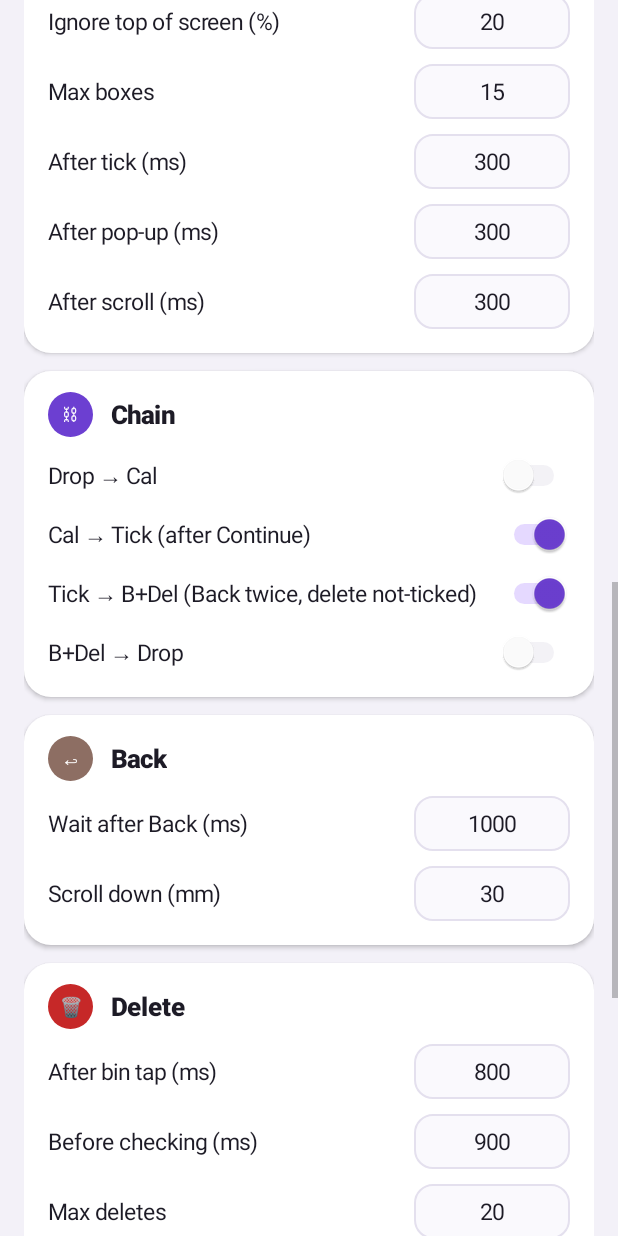
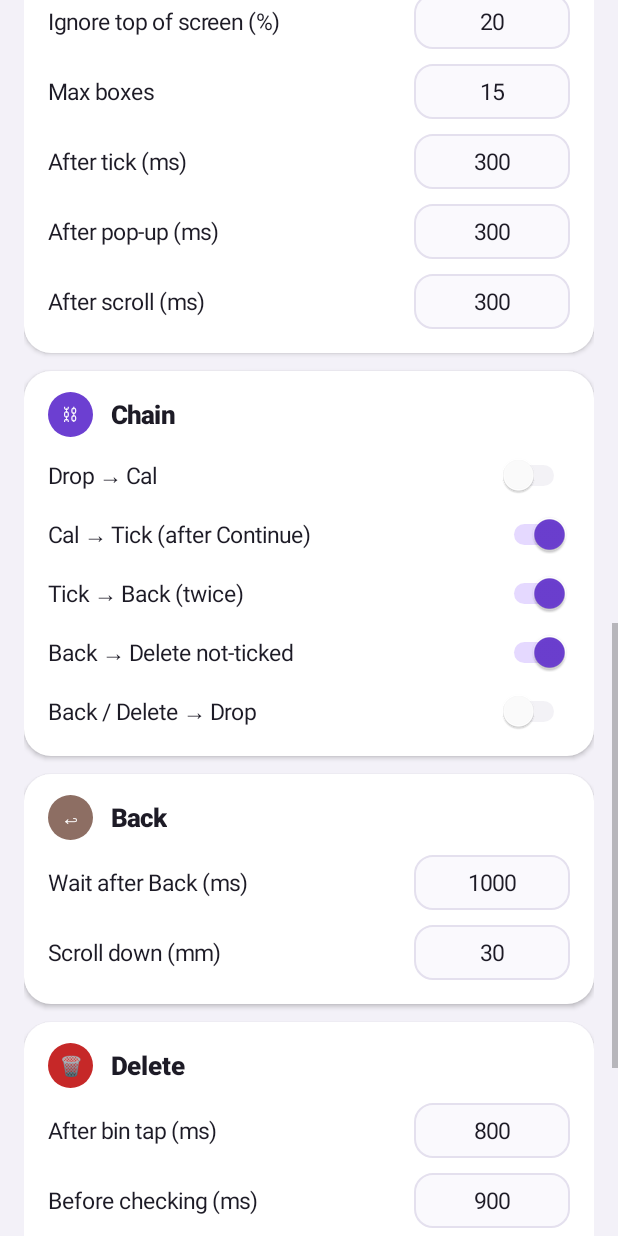
Before and after one commit to KunukuntlaGowtham/dummy, an Android app: the screen it shows after launch (MainActivity), scrolled down 1153 dp, on a phone screen of 412 x 824 dp. Run offline under Robolectric (Android 15) with nearby library versions, the phone set to English and light mode, and no system bars.

Commit message:
Back and Del buttons with a link; faster Delete with screen sharing; testing removed
- Floating buttons: "↩↩ Back" (Back twice) and "🗑 Del" (delete the
  not-ticked rows on the page you are on). Tap either again to stop.
- Chain: "Tick → Back (twice)" and "Back → Delete not-ticked", both on
  by default (so Tick -> Back -> Delete as before, and the Back button
  alone also deletes after); "Back / Delete → Drop" as before.
- Faster Delete: with screen sharing on, each wait (after the dustbin
  tap, after each pop-up button, before checking, after a scroll) ends
  as soon as the screen has changed and then held still for two looks
  in a row (a small 48x48 sample of the shared screen, every 90 ms); the
  set times are then only the most it waits. Between two pop-ups it
  takes one more look before deciding there is no second one. Without
  screen sharing the waits are as before.
- Removed the testing tools: the typed not-ticked list and Dummy delete.

Co-Authored-By: Claude Opus 5.5 <noreply@anthropic.com>
Claude-Session: https://claude.ai/code/session_01P9MzmG9Fx7h5qNJPMM9pNV

```diff
--- a/app/src/main/java/com/kunukuntla/dropdownpicker/Keywords.java
+++ b/app/src/main/java/com/kunukuntla/dropdownpicker/Keywords.java
@@ -57,13 +57,16 @@ final class Keywords {
     /** Links between the buttons: each starts the next one 1 s after it finishes. */
     static final String CHAIN_DROP_CAL = "chain_drop_cal";
     static final String CHAIN_CAL_TICK = "auto_tick"; // the earlier "Tick after Continue" switch
-    /** On by default: after Tick, B+Del (Back twice, then delete the not-ticked rows). */
-    static final String CHAIN_TICK_BDEL = "chain_tick_bdel";
+    /** On by default: after Tick, Back twice. */
+    static final String CHAIN_TICK_BACK2 = "chain_tick_back2";
+    /** On by default: after Back (twice), delete the not-ticked rows. */
+    static final String CHAIN_BACK_DEL = "chain_back_del";
     static final String CHAIN_BACK_DROP = "chain_back_drop";
 
     static boolean loadChain(Context context, String link) {
         return prefs(context).getBoolean(link,
-                CHAIN_CAL_TICK.equals(link) || CHAIN_TICK_BDEL.equals(link));
+                CHAIN_CAL_TICK.equals(link) || CHAIN_TICK_BACK2.equals(link)
+                        || CHAIN_BACK_DEL.equals(link));
     }
 
     static void saveChain(Context context, String link, boolean on) {
--- a/app/src/main/java/com/kunukuntla/dropdownpicker/MainActivity.java
+++ b/app/src/main/java/com/kunukuntla/dropdownpicker/MainActivity.java
@@ -141,8 +141,9 @@ public class MainActivity extends Activity {
         LinearLayout chain = card(body, "⛓", "Chain", 0xFF6C3FD1);
         String[][] links = {{Keywords.CHAIN_DROP_CAL, "Drop → Cal"},
                 {Keywords.CHAIN_CAL_TICK, "Cal → Tick (after Continue)"},
-                {Keywords.CHAIN_TICK_BDEL, "Tick → B+Del (Back twice, delete not-ticked)"},
-                {Keywords.CHAIN_BACK_DROP, "B+Del → Drop"}};
+                {Keywords.CHAIN_TICK_BACK2, "Tick → Back (twice)"},
+                {Keywords.CHAIN_BACK_DEL, "Back → Delete not-ticked"},
+                {Keywords.CHAIN_BACK_DROP, "Back / Delete → Drop"}};
         for (String[] link : links) {
             chain.addView(toggle(link[1], Keywords.loadChain(this, link[0]),
                     on -> Keywords.saveChain(this, link[0], on)));
@@ -170,37 +171,9 @@ public class MainActivity extends Activity {
         del.addView(numberRow("After bin tap (ms)", tp.getInt("delWaitMs", 800), "delWaitMs", 0, 10000));
         del.addView(numberRow("Before checking (ms)", tp.getInt("delCheckMs", 900), "delCheckMs", 0, 10000));
         del.addView(numberRow("Max deletes", tp.getInt("maxDeletes", 20), "maxDeletes", 1, 500));
-        del.addView(divider());
-        // Testing: your own not-ticked list, and a dry run that only marks the dustbins.
-        del.addView(label("Not-ticked rows to use (page numbers, e.g. 6, 8, 14)"));
-        String[] typed = {tp.getString(CheckboxService.FAILED_ROWS, "").replace(",", ", ")};
-        del.addView(input("6, 8, 14", typed[0], InputType.TYPE_CLASS_TEXT, v -> typed[0] = v));
-        View useRows = pillButton("Use these rows", true, v -> {
-            java.util.TreeSet<Integer> rows = new java.util.TreeSet<>();
-            for (String part : typed[0].split("[^0-9]+")) {
-                if (part.isEmpty()) continue;
-                try {
-                    int n = Integer.parseInt(part);
-                    if (n > 0) rows.add(n);
-                } catch (NumberFormatException ignored) {
-                }
-            }
-            StringBuilder csv = new StringBuilder();
-            for (int n : rows) csv.append(csv.length() == 0 ? "" : ",").append(n);
-            tickPrefs(e -> e.putString(CheckboxService.FAILED_ROWS, csv.toString()));
-            Toast.makeText(this, rows.isEmpty() ? "Not-ticked list cleared"
-                    : "Not-ticked rows set: " + rows, Toast.LENGTH_SHORT).show();
-        });
-        LinearLayout.LayoutParams useLp = new LinearLayout.LayoutParams(
-                ViewGroup.LayoutParams.WRAP_CONTENT, ViewGroup.LayoutParams.WRAP_CONTENT);
-        useLp.topMargin = dp(8);
-        del.addView(useRows, useLp);
-        del.addView(toggle("Dummy delete: find each row's dustbin and mark it red - no tap",
-                tp.getBoolean("dummyDelete", false),
-                on -> tickPrefs(e -> e.putBoolean("dummyDelete", on))));
-        TextView delNote = label("Del button: tap to delete (or dummy-delete) on the page you "
-                + "are on. Long-press to go Back twice first. After Tick (Tick → B+Del) it "
-                + "always goes Back twice.");
+        TextView delNote = label("Del button: deletes on the page you are on. With screen "
+                + "sharing on (📡), it goes on as soon as the page has settled - the times above "
+                + "are then only the longest it waits.");
         delNote.setTextSize(12);
         del.addView(delNote);
 
```
Also changed, not shown: app/src/main/java/com/example/checkboxticker/ScreenService.kt (+13 -0 lines), app/src/main/java/com/kunukuntla/dropdownpicker/PickerService.java (+97 -80 lines).
